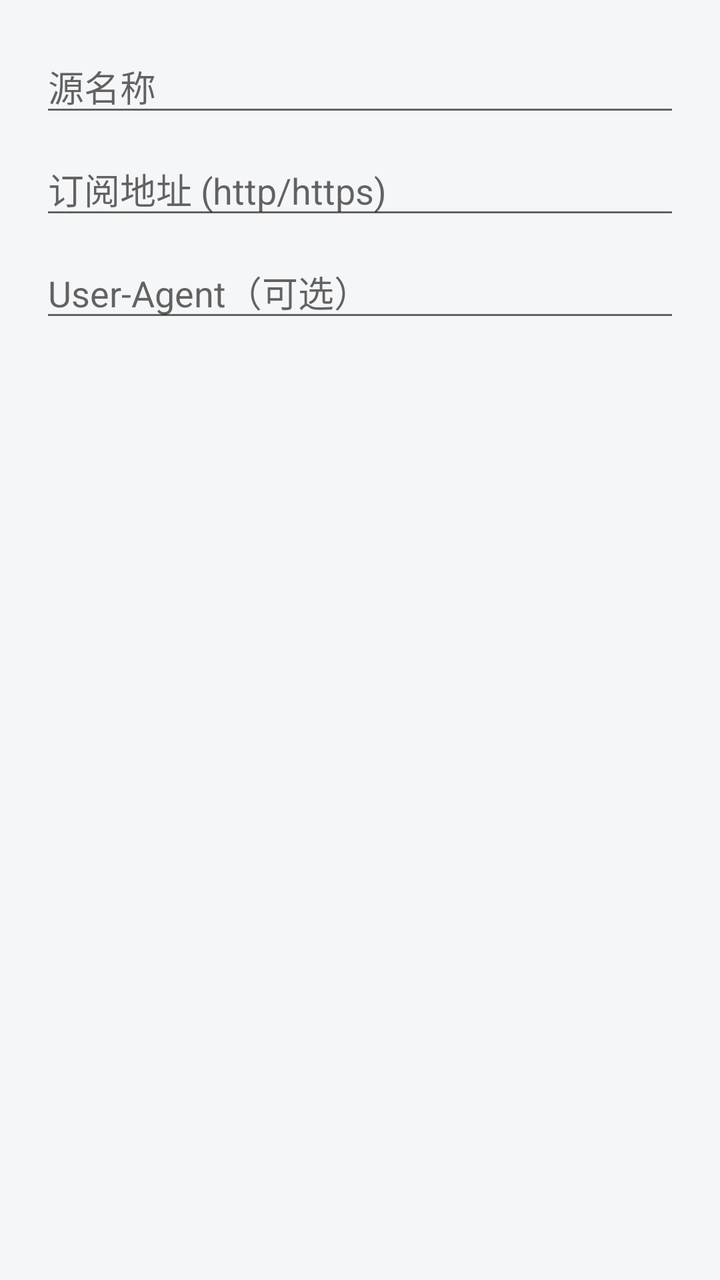
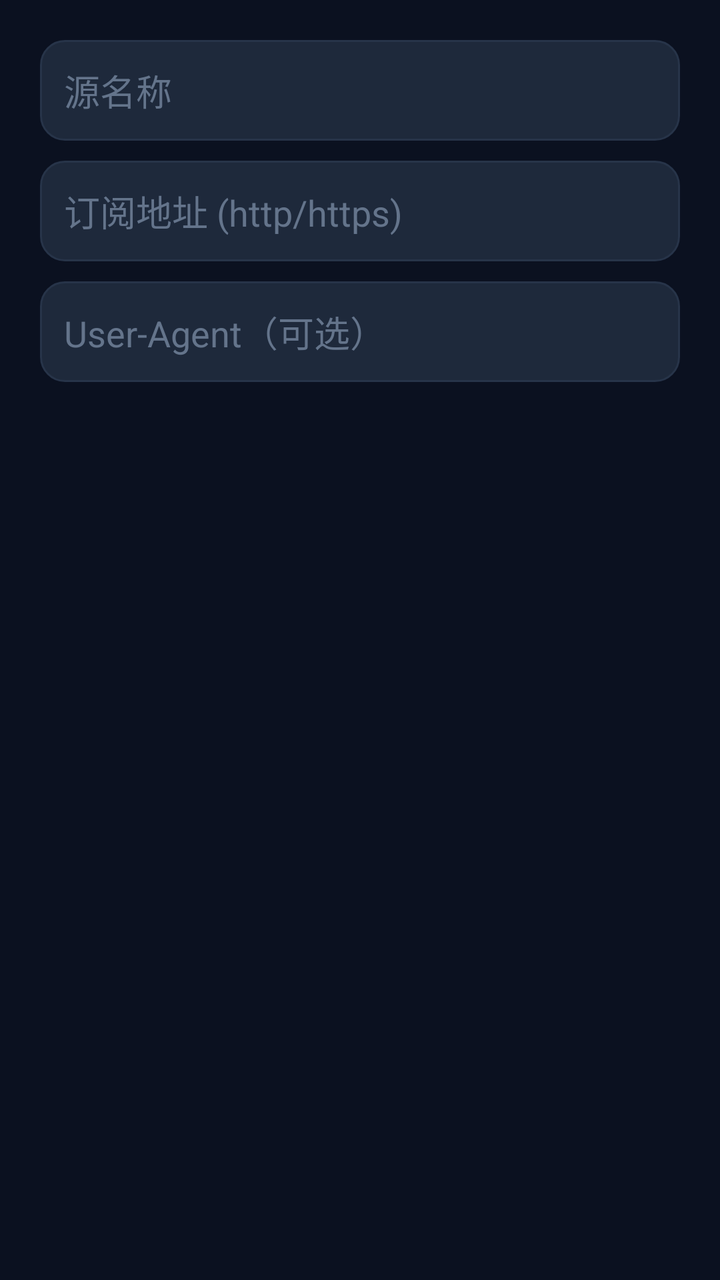

Compare the two renders of this Android layout. The source of the first and the diff that turns it into the second are given below.
<!-- AndroidManifest.xml: application theme Theme.IPTV -->
<!-- res/layout/dialog_source.xml -->
<?xml version="1.0" encoding="utf-8"?>
<LinearLayout xmlns:android="http://schemas.android.com/apk/res/android"
    android:layout_width="match_parent"
    android:layout_height="wrap_content"
    android:orientation="vertical"
    android:padding="20dp">

    <EditText
        android:id="@+id/etName"
        android:layout_width="match_parent"
        android:layout_height="wrap_content"
        android:hint="源名称"
        android:singleLine="true" />

    <EditText
        android:id="@+id/etUrl"
        android:layout_width="match_parent"
        android:layout_height="wrap_content"
        android:layout_marginTop="8dp"
        android:hint="订阅地址 (http/https)"
        android:inputType="textUri"
        android:singleLine="true" />

    <EditText
        android:id="@+id/etUa"
        android:layout_width="match_parent"
        android:layout_height="wrap_content"
        android:layout_marginTop="8dp"
        android:hint="User-Agent（可选）"
        android:singleLine="true" />
</LinearLayout>
<!-- resources referenced by this layout -->
<resources>
  <style name="Theme.IPTV" parent="Theme.MaterialComponents.DayNight.NoActionBar">
          <item name="colorPrimary">@color/primary</item>
          <item name="colorPrimaryDark">@color/primary_dark</item>
          <item name="colorAccent">@color/accent</item>
          <item name="android:windowBackground">@color/background</item>
          <item name="android:textColorPrimary">@color/text_primary</item>
      </style>
  <color name="primary">#1565C0</color>
  <color name="primary_dark">#0D47A1</color>
  <color name="accent">#FF5722</color>
  <color name="background">#FFF5F6F8</color>
  <color name="text_primary">#FF212121</color>
</resources>

<!-- the commit's change to res/layout/dialog_source.xml (unified diff, before → after) -->
@@ -9,23 +9,35 @@
         android:id="@+id/etName"
         android:layout_width="match_parent"
         android:layout_height="wrap_content"
+        android:background="@drawable/bg_edittext"
         android:hint="源名称"
-        android:singleLine="true" />
+        android:padding="12dp"
+        android:singleLine="true"
+        android:textColor="@color/text_primary"
+        android:textColorHint="@color/text_hint" />
 
     <EditText
         android:id="@+id/etUrl"
         android:layout_width="match_parent"
         android:layout_height="wrap_content"
-        android:layout_marginTop="8dp"
+        android:layout_marginTop="10dp"
+        android:background="@drawable/bg_edittext"
         android:hint="订阅地址 (http/https)"
         android:inputType="textUri"
-        android:singleLine="true" />
+        android:padding="12dp"
+        android:singleLine="true"
+        android:textColor="@color/text_primary"
+        android:textColorHint="@color/text_hint" />
 
     <EditText
         android:id="@+id/etUa"
         android:layout_width="match_parent"
         android:layout_height="wrap_content"
-        android:layout_marginTop="8dp"
+        android:layout_marginTop="10dp"
+        android:background="@drawable/bg_edittext"
         android:hint="User-Agent（可选）"
-        android:singleLine="true" />
+        android:padding="12dp"
+        android:singleLine="true"
+        android:textColor="@color/text_primary"
+        android:textColorHint="@color/text_hint" />
 </LinearLayout>
<!-- resource entries referenced after the edit -->
@@ -1,16 +1,31 @@
 <!-- resources referenced by this layout -->
 <resources>
-  <style name="Theme.IPTV" parent="Theme.MaterialComponents.DayNight.NoActionBar">
-          <item name="colorPrimary">@color/primary</item>
-          <item name="colorPrimaryDark">@color/primary_dark</item>
+  <color name="text_hint">#FF64748B</color>
+  <style name="Theme.IPTV" parent="Theme.MaterialComponents.NoActionBar">
+          <item name="colorPrimary">@color/brand</item>
+          <item name="colorPrimaryDark">@color/background</item>
           <item name="colorAccent">@color/accent</item>
           <item name="android:windowBackground">@color/background</item>
           <item name="android:textColorPrimary">@color/text_primary</item>
+          <item name="android:textColorSecondary">@color/text_secondary</item>
+          <item name="android:statusBarColor">@color/background</item>
+          <item name="android:navigationBarColor">@color/background</item>
+          <item name="android:windowLightStatusBar">false</item>
+          <item name="fontFamily">sans</item>
       </style>
-  <color name="primary">#1565C0</color>
-  <color name="primary_dark">#0D47A1</color>
-  <color name="accent">#FF5722</color>
-  <color name="background">#FFF5F6F8</color>
-  <color name="text_primary">#FF212121</color>
+  <color name="surface_2">#FF1E293B</color>
+  <color name="surface_3">#FF273449</color>
+  <color name="brand">#FF6366F1</color>
+  <color name="accent">#FF22D3EE</color>
+  <color name="text_secondary">#FF94A3B8</color>
+  <color name="background">#FF0B1120</color>
+  <color name="text_primary">#FFF1F5F9</color>
+  <!-- drawable bg_edittext (drawable) -->
+  <?xml version="1.0" encoding="utf-8"?>
+  <shape xmlns:android="http://schemas.android.com/apk/res/android" android:shape="rectangle">
+      <solid android:color="@color/surface_2" />
+      <stroke android:width="1dp" android:color="@color/surface_3" />
+      <corners android:radius="12dp" />
+  </shape>
 </resources>
 
